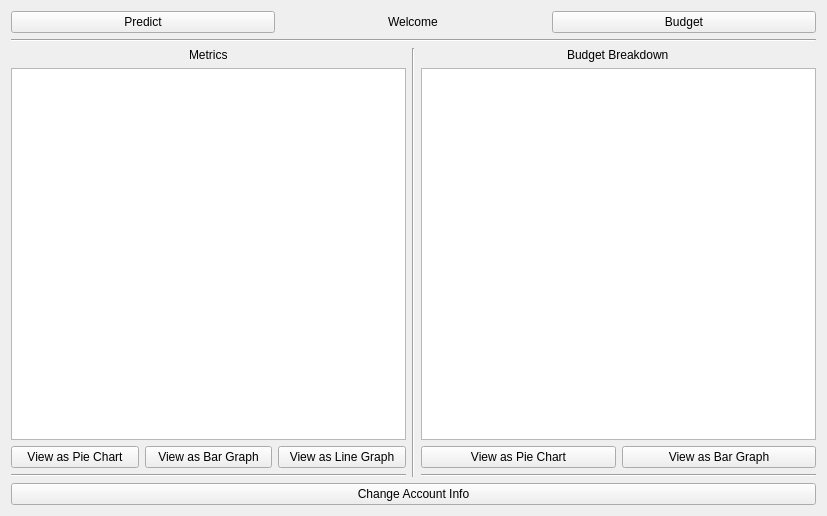
The window that Application/Application/DashBoard.ui (abutlerboudakian/future_wallet) describes before a commit, drawn with Qt 5.
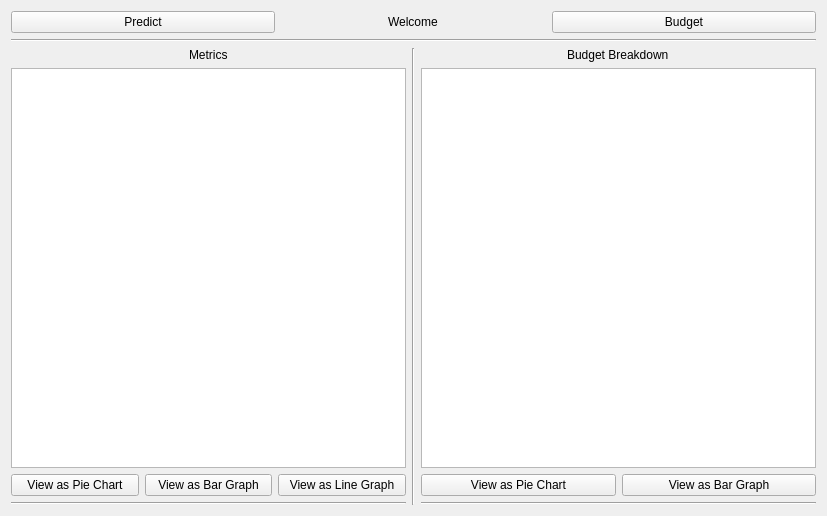
The same window after the commit.

The edit to the form file:
```diff
--- a/Application/Application/DashBoard.ui
+++ b/Application/Application/DashBoard.ui
@@ -20,19 +20,7 @@
       <enum>QLayout::SetNoConstraint</enum>
      </property>
      <item row="3" column="0">
-      <layout class="QVBoxLayout" name="verticalLayout">
-       <item>
-        <layout class="QHBoxLayout" name="horizontalLayout_11">
-         <item>
-          <widget class="QPushButton" name="Account">
-           <property name="text">
-            <string>Change Account Info</string>
-           </property>
-          </widget>
-         </item>
-        </layout>
-       </item>
-      </layout>
+      <layout class="QVBoxLayout" name="verticalLayout"/>
      </item>
      <item row="0" column="0">
       <layout class="QHBoxLayout" name="horizontalLayout_2">
```
